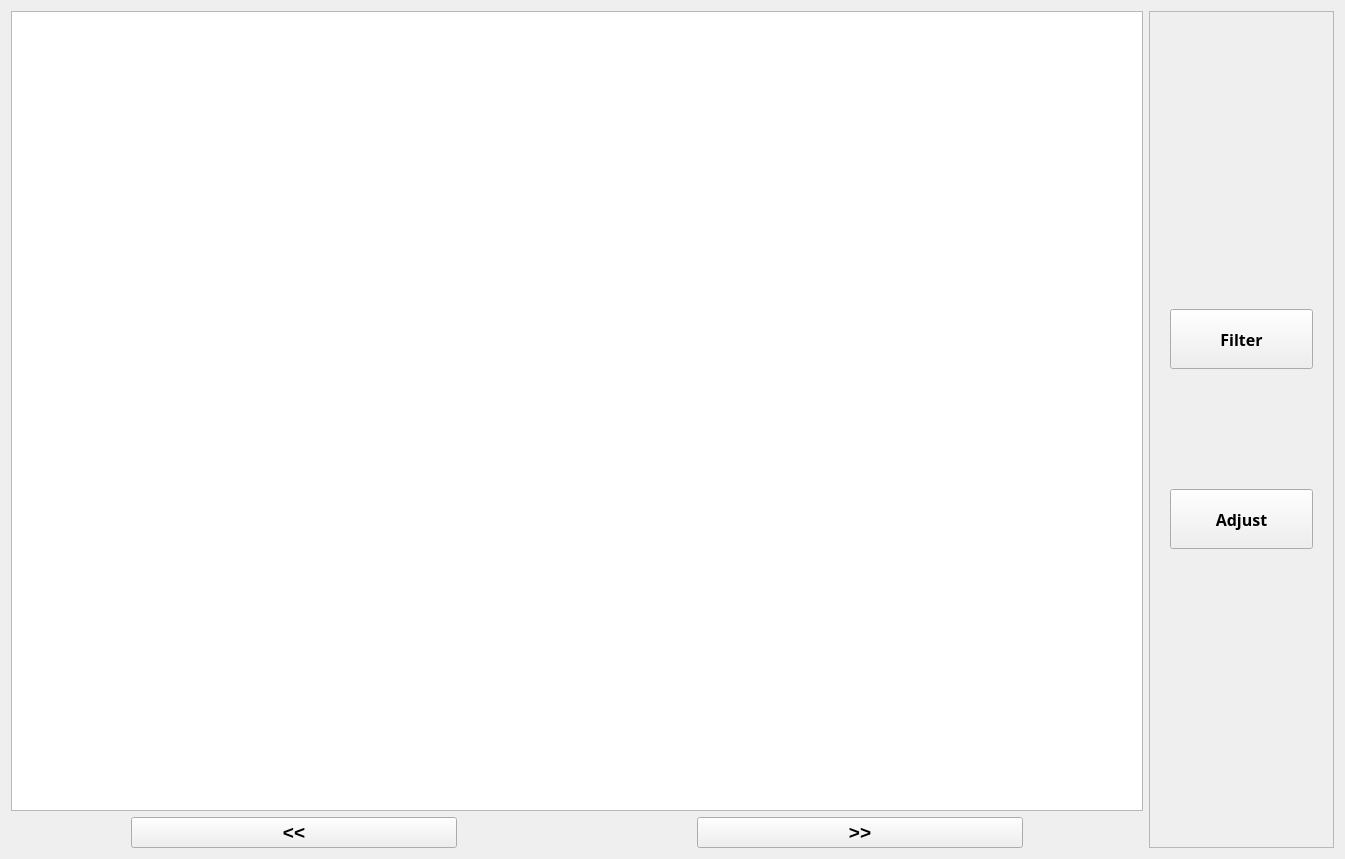
Before: the Qt Designer form ui/main.ui in packetsss/Image-Editor, drawn with Qt 5.
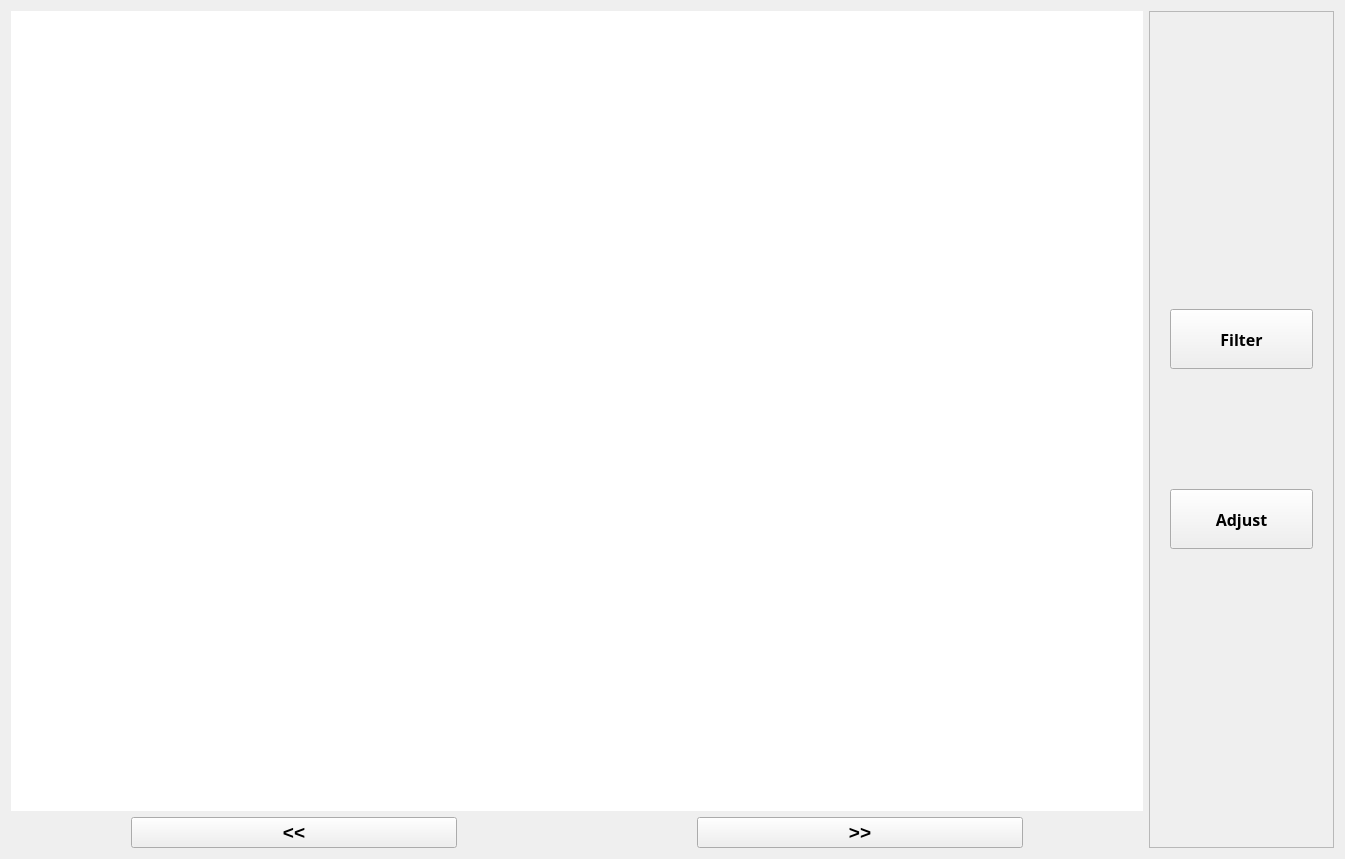
After: the same form once the commit is applied.

```diff
--- a/ui/main.ui
+++ b/ui/main.ui
@@ -19,7 +19,35 @@
      <item>
       <layout class="QVBoxLayout" name="verticalLayout">
        <item>
-        <widget class="QGraphicsView" name="gv"/>
+        <widget class="QGraphicsView" name="gv">
+         <property name="styleSheet">
+          <string notr="true">QGraphicsView{border: 0px}</string>
+         </property>
+         <property name="frameShadow">
+          <enum>QFrame::Sunken</enum>
+         </property>
+         <property name="verticalScrollBarPolicy">
+          <enum>Qt::ScrollBarAlwaysOff</enum>
+         </property>
+         <property name="horizontalScrollBarPolicy">
+          <enum>Qt::ScrollBarAlwaysOff</enum>
+         </property>
+         <property name="sizeAdjustPolicy">
+          <enum>QAbstractScrollArea::AdjustIgnored</enum>
+         </property>
+         <property name="backgroundBrush">
+          <brush brushstyle="SolidPattern">
+           <color alpha="255">
+            <red>240</red>
+            <green>240</green>
+            <blue>240</blue>
+           </color>
+          </brush>
+         </property>
+         <property name="alignment">
+          <set>Qt::AlignLeading|Qt::AlignLeft|Qt::AlignTop</set>
+         </property>
+        </widget>
        </item>
        <item>
         <layout class="QHBoxLayout" name="horizontalLayout_5">
```
